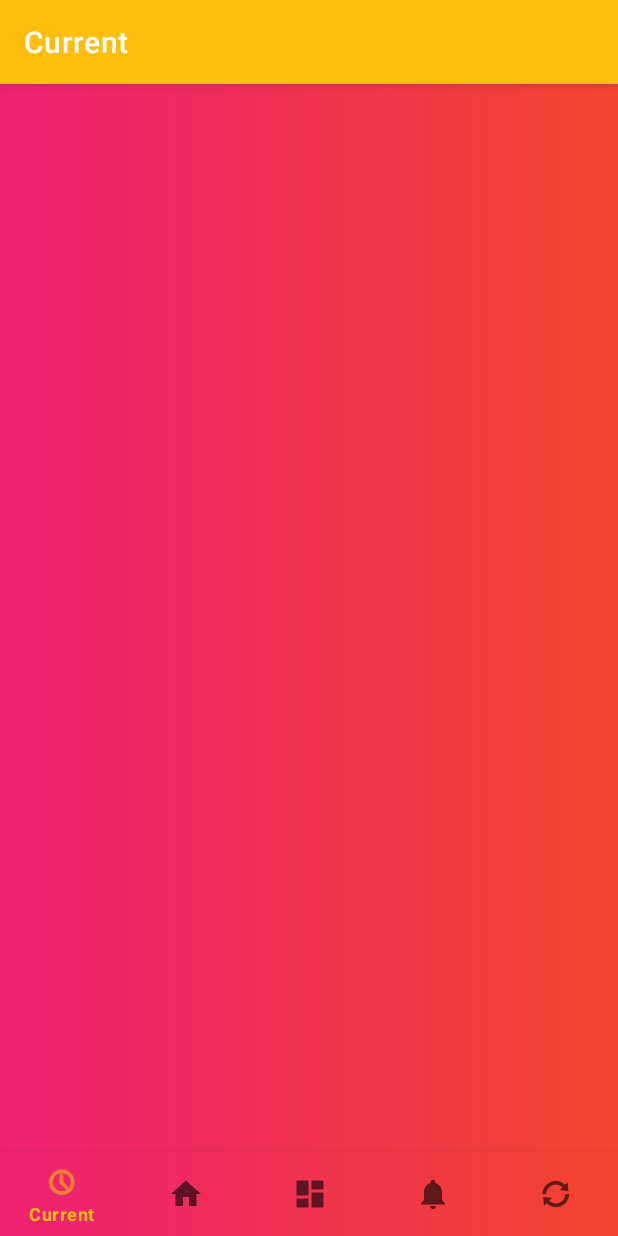
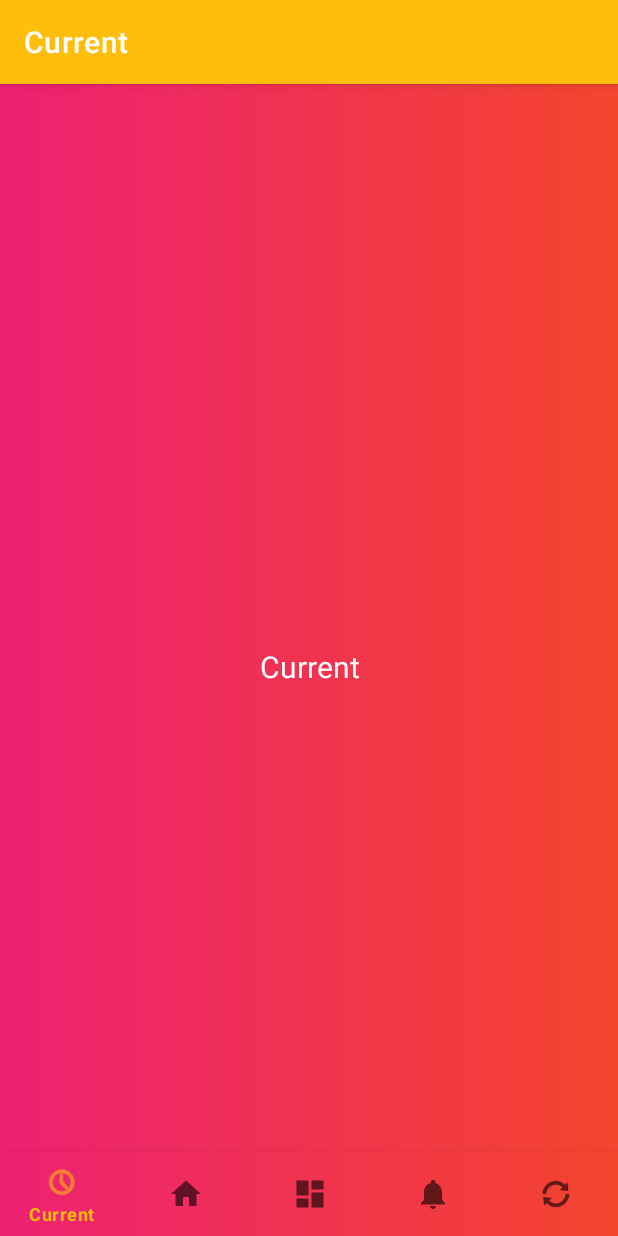
Before and after one commit to arunabhdas/platform6ix, an Android app: the screen it shows after launch (DashboardActivity), on a phone screen of 412 x 824 dp. Run offline under Robolectric (Android 15) with nearby library versions, the phone set to English and light mode, and no system bars; our stand-ins replace navigation-ui.

Commit message:
Added fragments titles

```diff
--- a/platform6ix-android/app/src/main/res/layout/fragment_current.xml
+++ b/platform6ix-android/app/src/main/res/layout/fragment_current.xml
@@ -15,6 +15,7 @@
         android:layout_marginTop="8dp"
         android:layout_marginEnd="8dp"
         android:textAlignment="center"
+        android:text="@string/title_current"
         android:textSize="20sp"
         app:layout_constraintBottom_toBottomOf="parent"
         app:layout_constraintEnd_toEndOf="parent"
--- a/platform6ix-android/app/src/main/res/layout/fragment_future.xml
+++ b/platform6ix-android/app/src/main/res/layout/fragment_future.xml
@@ -15,6 +15,7 @@
         android:layout_marginTop="8dp"
         android:layout_marginEnd="8dp"
         android:textAlignment="center"
+        android:text="@string/title_future"
         android:textSize="20sp"
         app:layout_constraintBottom_toBottomOf="parent"
         app:layout_constraintEnd_toEndOf="parent"
```
